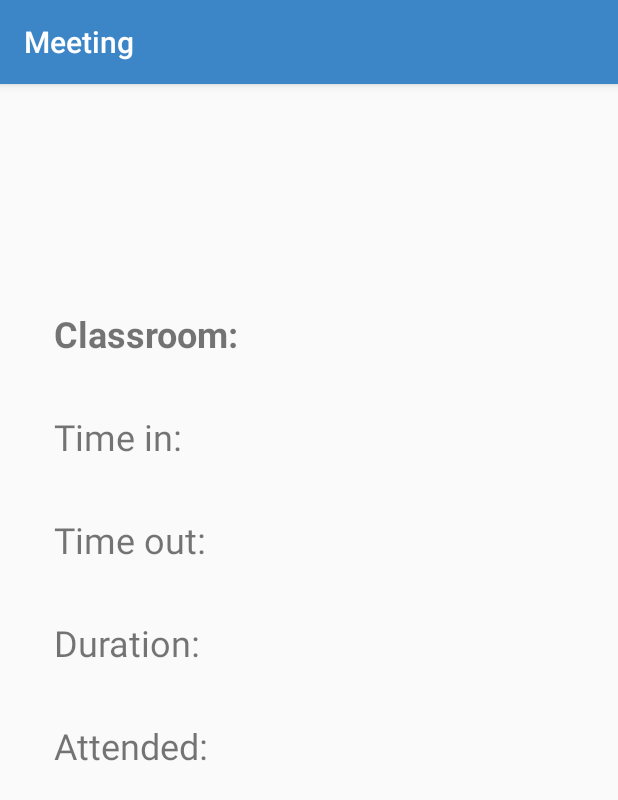
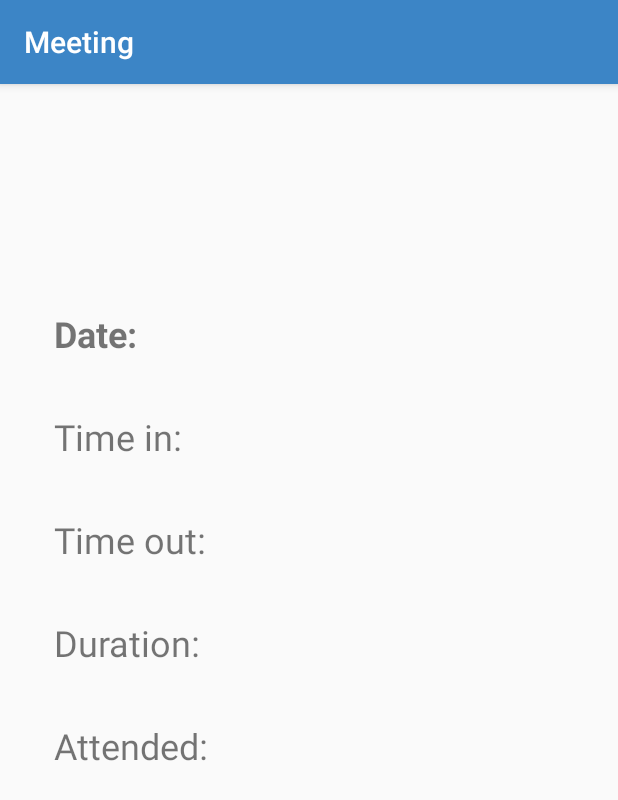
Before and after one commit to anthonyrogers/AutoAttendApp, an Android app: the StudentMeetingActivity screen opened directly, with no data from a screen before it, on a phone screen of 412 x 824 dp. Shown: the top 800 px of the screen. Run offline under Robolectric (Android 15) with nearby library versions, the phone set to English and light mode, and no system bars; our stand-ins replace Firebase (no records; nobody signed in at launch, a user with empty details on screens opened directly); 5 statements that could not run were skipped.

Commit message:
StudentMeetingActivity gets data from database

```diff
--- a/app/src/main/java/com/example/autoattendapp/StudentMeetingActivity.java
+++ b/app/src/main/java/com/example/autoattendapp/StudentMeetingActivity.java
@@ -1,29 +1,65 @@
 package com.example.autoattendapp;
 
+import androidx.annotation.NonNull;
 import androidx.appcompat.app.AppCompatActivity;
 
 import android.os.Bundle;
+import android.util.Log;
 import android.widget.TextView;
+
+import com.google.android.gms.tasks.OnCompleteListener;
+import com.google.android.gms.tasks.Task;
+import com.google.firebase.auth.FirebaseAuth;
+import com.google.firebase.auth.FirebaseUser;
+import com.google.firebase.firestore.FirebaseFirestore;
+import com.google.firebase.firestore.QueryDocumentSnapshot;
+import com.google.firebase.firestore.QuerySnapshot;
 
 public class StudentMeetingActivity extends AppCompatActivity {
 
-    TextView roomText = findViewById(R.id.roomText);
-    TextView inText = findViewById(R.id.inText);
-    TextView outText = findViewById(R.id.outText);
-    TextView durationText = findViewById(R.id.durText);
-    TextView attendText = findViewById(R.id.attendText);
+    final TextView dateText = findViewById(R.id.dateText);
+    final TextView inText = findViewById(R.id.inText);
+    final TextView outText = findViewById(R.id.outText);
+    final TextView durationText = findViewById(R.id.durText);
+    final TextView attendText = findViewById(R.id.attendText);
 
     @Override
     protected void onCreate(Bundle savedInstanceState) {
         super.onCreate(savedInstanceState);
         setContentView(R.layout.activity_student_meeting);
         setTitle("Meeting");
+        String classID = "1234";
+        final String date = "04/19/2020";
 
-        //TODO change to meeting info from database
-        roomText.setText("100");
-        inText.setText("8:00");
-        outText.setText("9:00");
-        durationText.setText("1:00");
-        attendText.setText("Yes");
+        final FirebaseFirestore database = FirebaseFirestore.getInstance();
+        FirebaseUser firebaseUser = FirebaseAuth.getInstance().getCurrentUser();
+        if(firebaseUser == null)
+            return;
+        final String studentID = firebaseUser.getUid();
+
+        database.collection("attendance")
+                .whereEqualTo("studentID", studentID)
+                .whereEqualTo("classID", classID)
+                .whereEqualTo("date", date)
+                .limit(1)
+                .get()
+                .addOnCompleteListener(new OnCompleteListener<QuerySnapshot>() {
+                    @Override
+                    public void onComplete(@NonNull Task<QuerySnapshot> task) {
+                        if (task.isSuccessful()) {
+                            for (QueryDocumentSnapshot document : task.getResult()) {
+                                dateText.setText(date);
+                                inText.setText((String) document.get("timeIn"));
+                                outText.setText((String) document.get("timeOut"));
+                                //TODO fix these
+                                durationText.setText((String) document.get(""));
+                                attendText.setText((String) document.get(""));
+                            }
+                        } else {
+                            Log.d("database", "Error getting documents: ", task.getException());
+                        }
+                    }
+                });
+
     }
 }
--- a/app/src/main/res/layout/activity_student_meeting.xml
+++ b/app/src/main/res/layout/activity_student_meeting.xml
@@ -53,16 +53,16 @@
         android:layout_marginTop="36dp"
         android:text="@string/time_in"
         android:textSize="24sp"
-        app:layout_constraintStart_toStartOf="@+id/classroomText"
-        app:layout_constraintTop_toBottomOf="@+id/classroomText" />
+        app:layout_constraintStart_toStartOf="@+id/classDateText"
+        app:layout_constraintTop_toBottomOf="@+id/classDateText" />
 
     <TextView
-        android:id="@+id/classroomText"
+        android:id="@+id/classDateText"
         android:layout_width="wrap_content"
         android:layout_height="wrap_content"
         android:layout_marginStart="36dp"
         android:layout_marginTop="150dp"
-        android:text="@string/classroom"
+        android:text="@string/date"
         android:textSize="24sp"
         android:textStyle="bold"
         app:layout_constraintStart_toStartOf="parent"
@@ -89,14 +89,14 @@
         app:layout_constraintTop_toBottomOf="@+id/durationText" />
 
     <TextView
-        android:id="@+id/roomText"
+        android:id="@+id/dateText"
         android:layout_width="wrap_content"
         android:layout_height="wrap_content"
         android:layout_marginEnd="36dp"
         android:textSize="24sp"
-        app:layout_constraintBottom_toBottomOf="@+id/classroomText"
+        app:layout_constraintBottom_toBottomOf="@+id/classDateText"
         app:layout_constraintEnd_toEndOf="parent"
-        app:layout_constraintTop_toTopOf="@+id/classroomText" />
+        app:layout_constraintTop_toTopOf="@+id/classDateText" />
 
     <TextView
         android:id="@+id/inText"
--- a/app/src/main/res/values/strings.xml
+++ b/app/src/main/res/values/strings.xml
@@ -21,4 +21,5 @@
     <string name="attended">Attended:</string>
     <string name="add">Add</string>
     <string name="class_code">Class code</string>
+    <string name="date">Date:</string>
 </resources>
```
